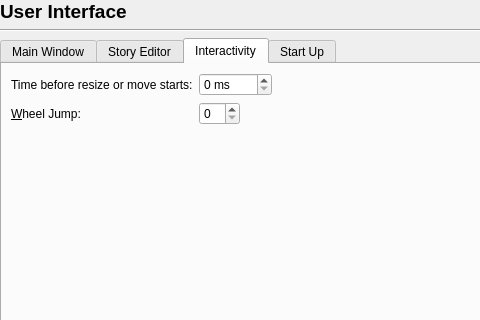
Above: scribus/ui/prefs_userinterfacebase.ui from scribusproject/scribus before the change; both pictures show x 0 to 480 and y 0 to 320 of the 803 by 744 pixel window. Below: the same form after it.
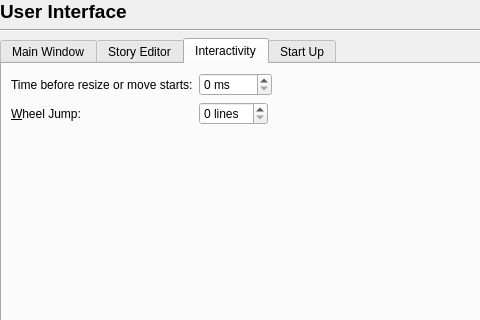
That is the form after the change. The open tabs and pages were chosen to show the change.

Commit message: #17667: Add the word "Lines" for "Wheel Jump" option

What changed in the file:
```diff
--- a/scribus/ui/prefs_userinterfacebase.ui
+++ b/scribus/ui/prefs_userinterfacebase.ui
@@ -395,7 +395,11 @@
           </widget>
          </item>
          <item row="1" column="1">
-          <widget class="QSpinBox" name="wheelJumpSpinBox"/>
+          <widget class="QSpinBox" name="wheelJumpSpinBox">
+           <property name="suffix">
+            <string> lines</string>
+           </property>
+          </widget>
          </item>
         </layout>
        </item>
```
Left out of the diff: 2 changed lines with no effect on the pictures.
